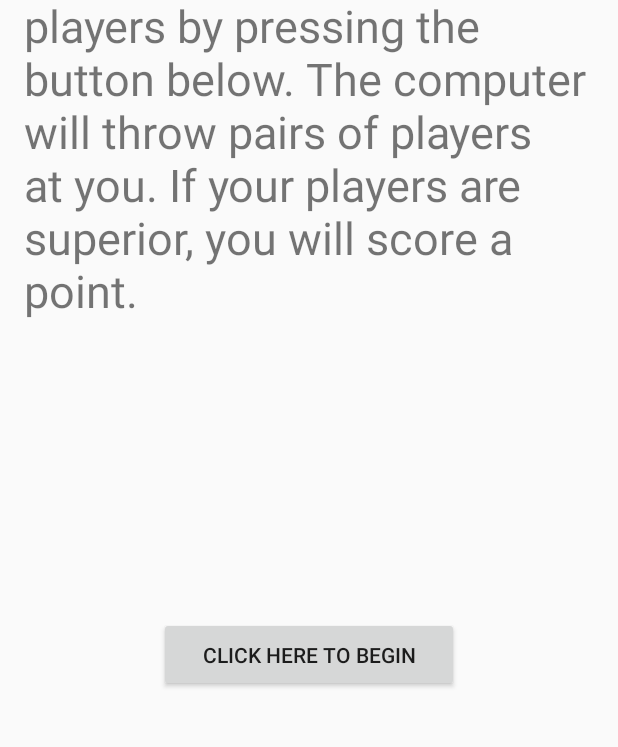
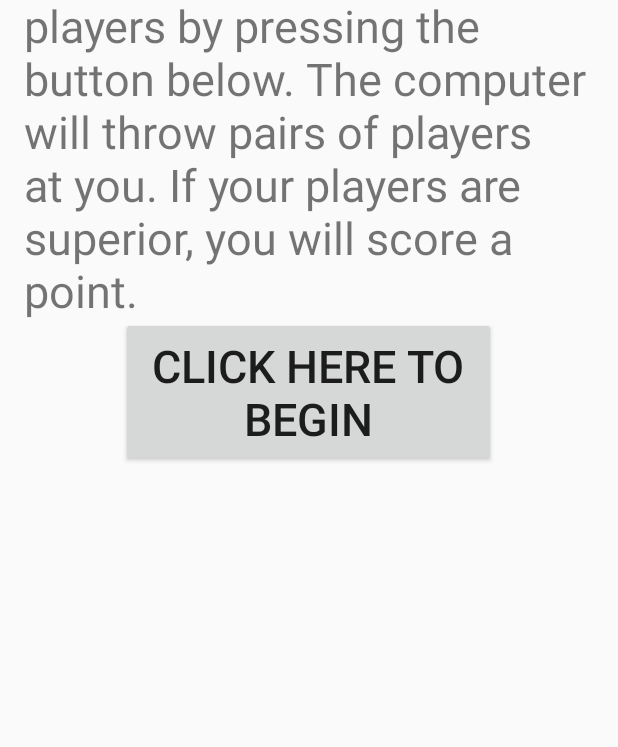
Before and after one commit to jamesannal/Hockey_Card_Game, an Android app: the screen it shows after launch (MainActivity), after a tap on "CLICK HERE TO BEGIN", on a phone screen of 412 x 824 dp, the part 241-988 px from its top. Run offline under Robolectric (Android 15) with nearby library versions, the phone set to English and light mode, and no system bars.

```diff
--- a/app/src/main/java/example/codeclan/com/sports_cards/Card.java
+++ b/app/src/main/java/example/codeclan/com/sports_cards/Card.java
@@ -23,6 +23,6 @@ public class Card {
     }
 
     public String getPlayerDisplay() {
-        return this.playername + "(" + this.value + ")";
+        return this.playername + "(" + this.value +")";
     }
 }
--- a/app/src/main/java/example/codeclan/com/sports_cards/Game.java
+++ b/app/src/main/java/example/codeclan/com/sports_cards/Game.java
@@ -4,7 +4,6 @@ package example.codeclan.com.sports_cards;
 import android.util.Log;
 
 import java.util.ArrayList;
-import java.util.*;
 
 /**
  * Created by user on 21/01/2017.
@@ -14,13 +13,13 @@ public class Game {
 
     private DraftPool draftPool;
     private ArrayList<User> users;
-    public User user;
+    public User user1;
     public User computer;
     private History history;
 
 
     public Game(String playerName, String computer, Team userTeam, Team computerTeam){
-        this.user = new User(playerName, userTeam);
+        this.user1 = new User(playerName, userTeam);
         this.computer = new User(computer, computerTeam);
         this.draftPool = new DraftPool(new ArrayList<Card>());
         this.users = new ArrayList<User>();
@@ -29,16 +28,17 @@ public class Game {
 
 
     public void setUpGame() {
-        users.add(user);
+        users.add(user1);
         users.add(computer);
 
         draftPool.setUpDraft();
 
-        draftPool.dealCard(user);
-        draftPool.dealCard(computer);
-        draftPool.dealCard(user);
-        draftPool.dealCard(computer);
-        deal();
+//        deal();
+//        draftPool.dealCard(user);
+//        draftPool.dealCard(computer);
+//        draftPool.dealCard(user);
+//        draftPool.dealCard(computer);
+//        deal();
     }
 
     public void deal(){
@@ -46,26 +46,32 @@ public class Game {
         for (User user: users) {
             history.add(user.getUserName());
 
-            card = draftPool.dealCard(user);
+            card = draftPool.dealCard(user1);
             history.add(card.toString());
+            System.out.println(user1.getUserName() + " Received " + card.getPlayerDisplay() + "");
+
 
             card = draftPool.dealCard(computer);
             history.add(card.toString());
+            System.out.println(computer.getUserName() + " Received " + card.getPlayerDisplay() + "");
 
-            card = draftPool.dealCard(user);
-            history.add(card.toString());
 
-            card = draftPool.dealCard(computer);
-            history.add(card.toString());
+//            card = draftPool.dealCard(user1);
+//            history.add(card.toString());
+//            System.out.println(user.getUserName() + " Received " + card.getPlayerDisplay() + "");
+//
+//
+//            card = draftPool.dealCard(computer);
+//            history.add(card.toString());
+//            System.out.println(computer.getUserName() + "Received" + card.getPlayerDisplay() + "");
 
-            System.out.println(user.getUserName() + "Received" + card.getPlayerDisplay() + "");
-            System.out.println(computer.getUserName() + "Received" + card.getPlayerDisplay() + "");
+
 
         }
     }
 
     private void findWinner () {
-        if (user.getTotalValue() >= computer.getTotalValue()){
+        if (user1.getTotalValue() - computer.getTotalValue() >= 0){
             System.out.println("You win!");
         }
         else {
@@ -80,6 +86,4 @@ public class Game {
         history.showResults();
     }
 
-
-
 }
--- a/app/src/main/java/example/codeclan/com/sports_cards/MainActivity.java
+++ b/app/src/main/java/example/codeclan/com/sports_cards/MainActivity.java
@@ -14,6 +14,7 @@ public class MainActivity extends AppCompatActivity {
     TextView title;
     TextView explain;
     Button draftCard;
+    TextView show;
     Button computerCard;
     Button offTheGlass;
     Button playAgain;
@@ -28,8 +29,11 @@ public class MainActivity extends AppCompatActivity {
         Bundle extras = intent.getExtras();
 
         explain = (TextView)findViewById(R.id.game_explain);
+        draftCard = (Button)findViewById(R.id.draft_card);
+        show = (TextView)findViewById(R.id.result_box);
 
-        draftCard = (Button)findViewById(R.id.draft_card);
+
+        Log.d(getClass().toString(), "onCreate called");
 
     }
 
--- a/app/src/main/java/example/codeclan/com/sports_cards/SecondActivity.java
+++ /dev/null
@@ -1,8 +0,0 @@
-package example.codeclan.com.sports_cards;
-
-/**
- * Created by user on 23/01/2017.
- */
-
-public class SecondActivity {
-}
--- a/app/src/main/java/example/codeclan/com/sports_cards/Team.java
+++ b/app/src/main/java/example/codeclan/com/sports_cards/Team.java
@@ -14,6 +14,7 @@ public class Team {
 
     public void draftCard(Card card) {
         cards.add(card);
+//        cards.remove(0);
     }
 
 
--- a/app/src/main/res/layout/activity_main.xml
+++ b/app/src/main/res/layout/activity_main.xml
@@ -30,9 +30,10 @@
         android:id="@+id/draft_card"
         android:text="@string/draft_your_player"
         android:onClick="onDraftButtonPressed"
-        android:layout_width="200sp"
-        android:layout_height="50sp"
+        android:layout_width="250sp"
+        android:layout_height="100sp"
         android:layout_centerHorizontal="true"
-        android:layout_marginTop="500sp"
+        android:layout_marginTop="300sp"
+        android:textSize="30sp"
         />
 </RelativeLayout>
--- a/app/src/main/res/values/ids.xml
+++ b/app/src/main/res/values/ids.xml
@@ -3,4 +3,6 @@
     <item name="explanation_text" type="id">HERE BE EXPLANATION</item>
     <item name="game_explain" type="id" />
     <item name="draft_card" type="id">draft_card</item>
+    <item name="result_answer" type="id">BLAH</item>
+    <item name="result_box" type="id">RESULT</item>
 </resources>
```
Also changed, not shown: 2 other files.
